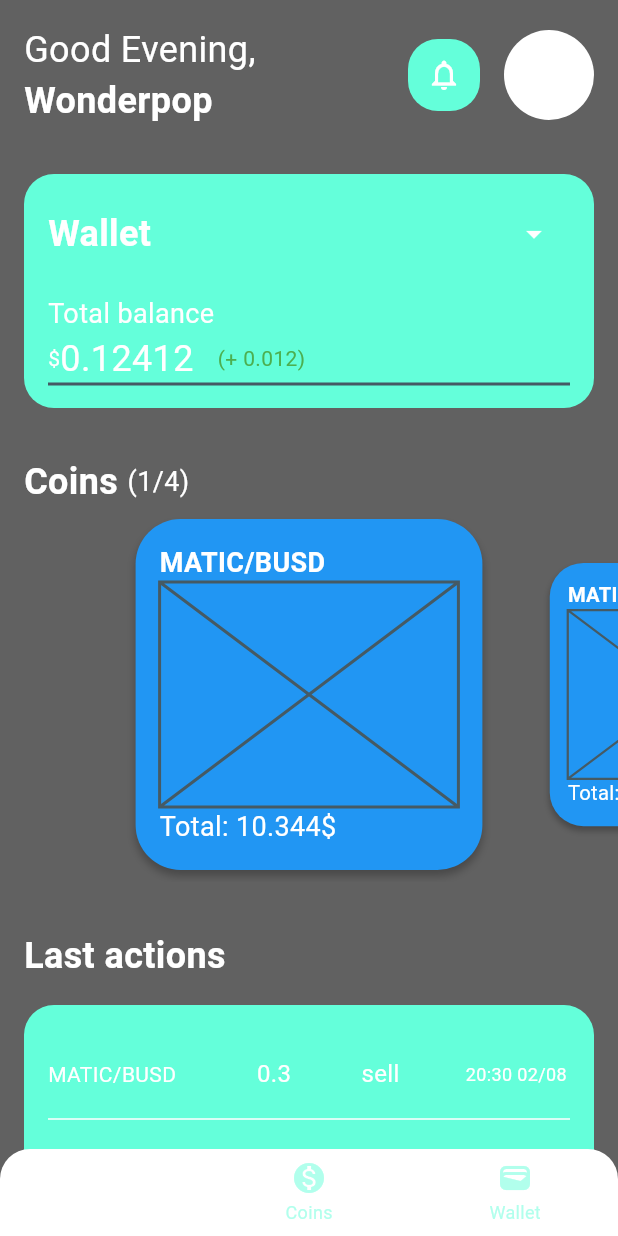
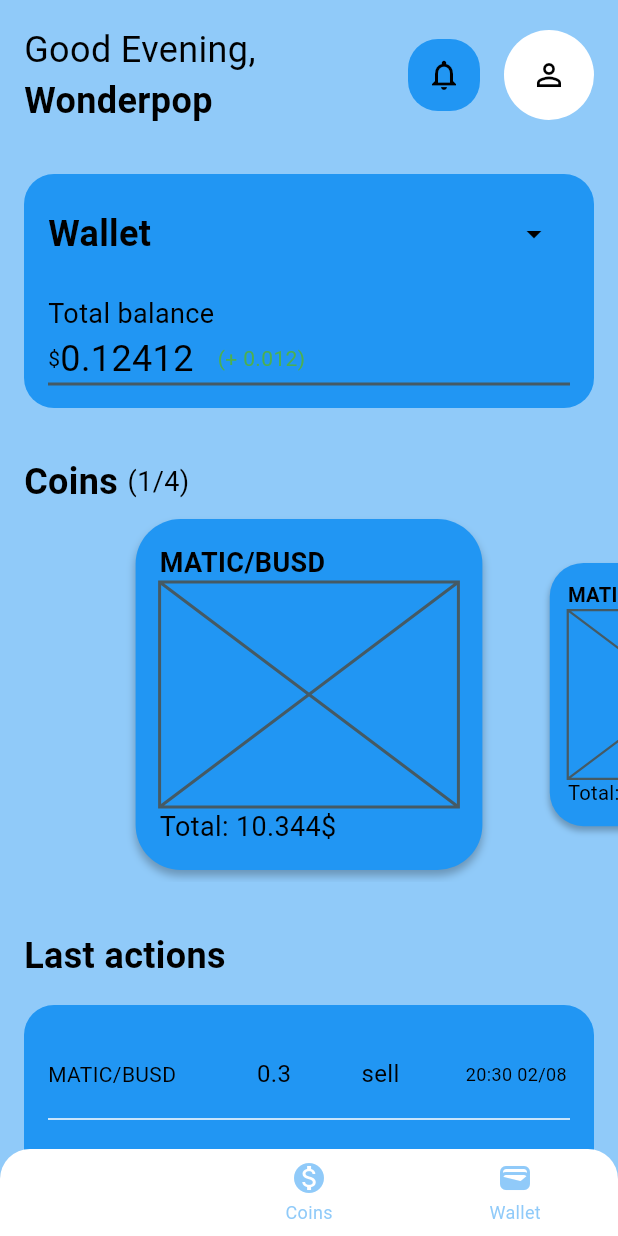
Before and after one commit to wonderpops/coin_crawler, a Flutter app: the screen it shows after launch, on a phone screen of 412 x 824 dp. Run offline on Flutter 3.47's test engine with Material 2 defaults, Android fonts, the phone set to English and light mode, and no system bars; drawn by our look-alikes of dynamic_color; our stand-ins replace bloc, flutter_bloc, flutter_secure_storage, shared_preferences.

Commit message:
Added app_settings bloc in app

```diff
--- /dev/null
+++ b/app/lib/blocs/app_settings_bloc/app_settings_bloc.dart
@@ -0,0 +1,22 @@
+import 'package:shared_preferences/shared_preferences.dart';
+import 'package:bloc/bloc.dart';
+import 'package:meta/meta.dart';
+
+part 'app_settings_event.dart';
+part 'app_settings_state.dart';
+
+class AppSettingsBloc extends Bloc<AppSettingsEvent, AppSettingsState> {
+  AppSettingsBloc() : super(AppSettingsInitial()) {
+    on<AppSettingsChangedEvent>(onChangedAppSettings);
+  }
+
+  onChangedAppSettings(
+      AppSettingsChangedEvent event, Emitter<AppSettingsState> emit) async {
+    final prefs = await SharedPreferences.getInstance();
+    final String? appThemeMode = prefs.getString('appThemeMode');
+
+    final appSettings = AppSettings(appThemeMode: appThemeMode!);
+
+    emit(AppSettingsChangedState(appSettings));
+  }
+}
--- /dev/null
+++ b/app/lib/blocs/app_settings_bloc/app_settings_event.dart
@@ -0,0 +1,12 @@
+part of 'app_settings_bloc.dart';
+
+@immutable
+abstract class AppSettingsEvent {}
+
+class AppGetAppSettings extends AppSettingsEvent {
+  final String appThemeMode;
+
+  AppGetAppSettings(this.appThemeMode);
+}
+
+class AppSettingsChangedEvent extends AppSettingsEvent {}
--- /dev/null
+++ b/app/lib/blocs/app_settings_bloc/app_settings_state.dart
@@ -0,0 +1,18 @@
+part of 'app_settings_bloc.dart';
+
+@immutable
+abstract class AppSettingsState {}
+
+class AppSettingsInitial extends AppSettingsState {}
+
+class AppSettingsChangedState extends AppSettingsState {
+  final AppSettings appSettings;
+
+  AppSettingsChangedState(this.appSettings);
+}
+
+class AppSettings {
+  final String appThemeMode;
+
+  AppSettings({required this.appThemeMode});
+}
--- a/app/lib/main.dart
+++ b/app/lib/main.dart
@@ -1,13 +1,19 @@
+// ignore_for_file: must_be_immutable
+
 import 'package:coin_crawler_app/main_layout_widget.dart';
 import 'package:dynamic_color/dynamic_color.dart';
 import 'package:flutter/material.dart';
+import 'package:flutter_bloc/flutter_bloc.dart';
+import 'blocs/app_settings_bloc/app_settings_bloc.dart';
+import 'widgets/settings_screen/settings_provider.dart';
 
 void main() {
-  runApp(const MainWidget());
+  runApp(MainWidget());
 }
 
-class MainWidget extends StatelessWidget {
-  const MainWidget({Key? key}) : super(key: key);
+class MainWidget extends StatefulWidget {
+  MainWidget({Key? key}) : super(key: key);
+  String themeMode = 'Light';
 
   static final _defaultLightColorScheme =
       ColorScheme.fromSwatch(primarySwatch: Colors.blue);
@@ -16,28 +22,91 @@ class MainWidget extends StatelessWidget {
       primarySwatch: Colors.blue, brightness: Brightness.dark);
 
   @override
+  State<MainWidget> createState() => _MainWidgetState();
+}
+
+class _MainWidgetState extends State<MainWidget> {
+  @override
+  void initState() {
+    final settingsProvider = SettingsProvider();
+    settingsProvider.appThemeMode.then((value) {
+      widget.themeMode = value;
+      setState(() {});
+    });
+    super.initState();
+  }
+
+  @override
+  void dispose() {
+    super.dispose();
+  }
+
+  @override
   Widget build(BuildContext context) {
-    return DynamicColorBuilder(
+    final settingsBloc = AppSettingsBloc();
+    return MultiBlocProvider(
+      providers: [BlocProvider(create: (context) => settingsBloc)],
+      child: DynamicColorBuilder(
           builder: ((ColorScheme? lightDynamic, ColorScheme? darkDynamic) {
+        return BlocBuilder<AppSettingsBloc, AppSettingsState>(
+          bloc: settingsBloc,
+          builder: (context, state) {
+            if (state is AppSettingsChangedState) {
               return MaterialApp(
                 title: 'Coin Crawler',
                 theme: ThemeData(
-          colorScheme: lightDynamic ?? _defaultLightColorScheme,
+                  colorScheme:
+                      lightDynamic ?? MainWidget._defaultLightColorScheme,
                   brightness: Brightness.light,
                   useMaterial3: true,
                 ),
                 darkTheme: ThemeData(
-          colorScheme: darkDynamic ?? _defaultDarkColorScheme,
+                  colorScheme:
+                      darkDynamic ?? MainWidget._defaultDarkColorScheme,
                   brightness: Brightness.dark,
                   scaffoldBackgroundColor: darkDynamic?.surfaceVariant,
                   useMaterial3: true,
                 ),
-        themeMode: ThemeMode.dark,
+                themeMode: state.appSettings.appThemeMode == 'Light'
+                    ? ThemeMode.light
+                    : state.appSettings.appThemeMode == 'Dark'
+                        ? ThemeMode.dark
+                        : ThemeMode.system,
                 debugShowCheckedModeBanner: false,
                 home: const MainLayoutWidget(
                   restorationId: '0',
                 ),
               );
-    }));
+            } else {
+              return MaterialApp(
+                title: 'Coin Crawler',
+                theme: ThemeData(
+                  colorScheme:
+                      lightDynamic ?? MainWidget._defaultLightColorScheme,
+                  brightness: Brightness.light,
+                  useMaterial3: true,
+                ),
+                darkTheme: ThemeData(
+                  colorScheme:
+                      darkDynamic ?? MainWidget._defaultDarkColorScheme,
+                  brightness: Brightness.dark,
+                  scaffoldBackgroundColor: darkDynamic?.surfaceVariant,
+                  useMaterial3: true,
+                ),
+                themeMode: widget.themeMode == 'Light'
+                    ? ThemeMode.light
+                    : widget.themeMode == 'Dark'
+                        ? ThemeMode.dark
+                        : ThemeMode.system,
+                debugShowCheckedModeBanner: false,
+                home: const MainLayoutWidget(
+                  restorationId: '0',
+                ),
+              );
+            }
+          },
+        );
+      })),
+    );
   }
 }
--- a/app/lib/widgets/home_screen/home_screen_widget.dart
+++ b/app/lib/widgets/home_screen/home_screen_widget.dart
@@ -1,3 +1,5 @@
+// ignore_for_file: must_be_immutable
+
 import 'package:coin_crawler_app/widgets/coin_screen/coin_screen.dart';
 import 'package:coin_crawler_app/widgets/home_screen/models.dart';
 import 'package:coin_crawler_app/widgets/settings_screen/settings_screen.dart';
@@ -332,7 +334,7 @@ class _CoinsPreviewWidgetState extends State<_CoinsPreviewWidget> {
         } else {
           value = 0.75;
         }
-        print("value $value index $index");
+        // print("value $value index $index");
         return Transform.scale(
           scale: value.abs(),
           child: carouselCard(dataList[index]),
--- a/app/pubspec.yaml
+++ b/app/pubspec.yaml
@@ -31,6 +31,7 @@ dependencies:
   animations: ^2.0.3
   flutter_secure_storage: ^6.0.0
   shared_preferences: ^2.0.15
+  flutter_bloc: ^8.1.1
   flutter:
     sdk: flutter
 
```
Also changed, not shown: app/lib/widgets/settings_screen/settings_screen.dart (+14 -8 lines), 1 other file. Lines whose indentation alone changed are shown as unchanged.
